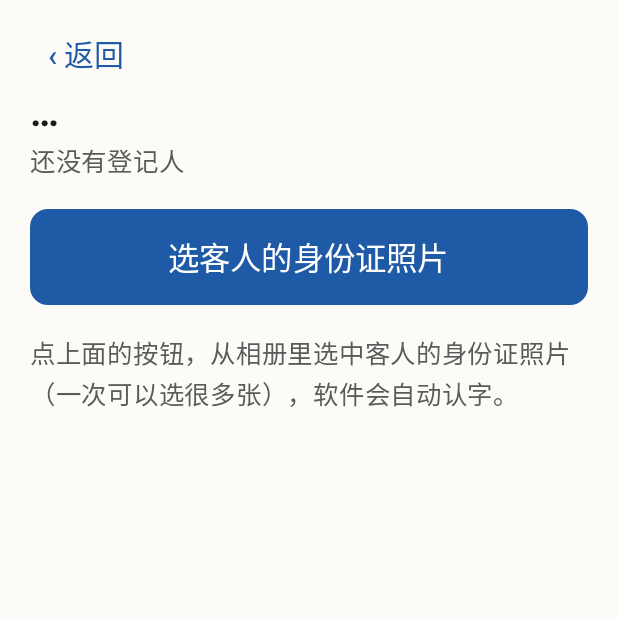
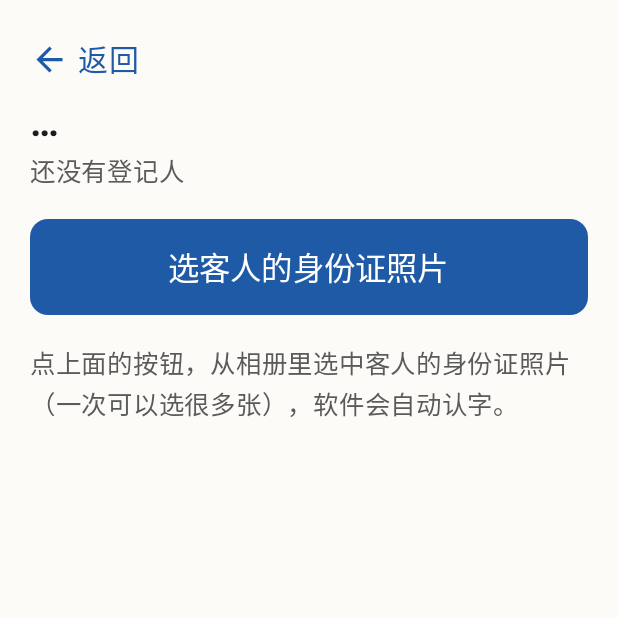
Before and after one commit to kamikazePrPr/tour-tool, an Android app built with Jetpack Compose: the composable TeamScreen called with empty values, on a phone screen of 412 x 824 dp, the top half of it. Run offline under Robolectric (Android 15) with nearby library versions, the phone set to English and light mode, and no system bars; our stand-ins replace Room's generated code; libraries missing offline, so code that uses them is left out: com.google.mlkit.vision.

Commit message:
返回键改为图标+文字并居中；性别两个按钮固定等宽；单人页底部改为确认/取消

```diff
--- a/app/src/main/java/com/kamikazeprpr/tourtool/ui/team/TeamScreen.kt
+++ b/app/src/main/java/com/kamikazeprpr/tourtool/ui/team/TeamScreen.kt
@@ -4,6 +4,7 @@ import androidx.activity.compose.rememberLauncherForActivityResult
 import androidx.activity.result.PickVisualMediaRequest
 import androidx.activity.result.contract.ActivityResultContracts
 import androidx.compose.foundation.background
+import androidx.compose.foundation.clickable
 import androidx.compose.foundation.layout.Arrangement
 import androidx.compose.foundation.layout.Column
 import androidx.compose.foundation.layout.Row
@@ -14,10 +15,12 @@ import androidx.compose.foundation.layout.height
 import androidx.compose.foundation.layout.padding
 import androidx.compose.foundation.layout.size
 import androidx.compose.foundation.layout.systemBarsPadding
+import androidx.compose.foundation.layout.width
 import androidx.compose.foundation.rememberScrollState
 import androidx.compose.foundation.shape.RoundedCornerShape
 import androidx.compose.foundation.verticalScroll
 import androidx.compose.material.icons.Icons
+import androidx.compose.material.icons.automirrored.filled.ArrowBack
 import androidx.compose.material.icons.filled.Check
 import androidx.compose.material3.Button
 import androidx.compose.material3.Card
@@ -71,10 +74,6 @@ fun TeamScreen(teamId: Long, onBack: () -> Unit) {
                 vm.saveManual(editing, n, g, num)
                 editingMemberId = null
             },
-            onDelete = {
-                vm.deleteMember(editing)
-                editingMemberId = null
-            },
             onBack = { editingMemberId = null },
         )
         return
@@ -89,9 +88,25 @@ fun TeamScreen(teamId: Long, onBack: () -> Unit) {
             .padding(horizontal = 20.dp, vertical = 12.dp),
         verticalArrangement = Arrangement.Top,
     ) {
-        Row(verticalAlignment = Alignment.CenterVertically) {
-            TextButton(onClick = onBack) { Text("‹ 返回", fontSize = 20.sp) }
-            Spacer(Modifier.weight(1f))
+        Row(
+            modifier = Modifier
+                .fillMaxWidth()
+                .clickable(onClick = onBack)
+                .padding(vertical = 12.dp),
+            verticalAlignment = Alignment.CenterVertically,
+        ) {
+            Icon(
+                imageVector = Icons.AutoMirrored.Filled.ArrowBack,
+                contentDescription = "返回",
+                tint = MaterialTheme.colorScheme.primary,
+                modifier = Modifier.size(26.dp),
+            )
+            Spacer(Modifier.width(6.dp))
+            Text(
+                text = "返回",
+                fontSize = 20.sp,
+                color = MaterialTheme.colorScheme.primary,
+            )
         }
 
         Text(
```
Also changed, not shown: app/src/main/java/com/kamikazeprpr/tourtool/ui/member/MemberEditScreen.kt (+36 -33 lines).
